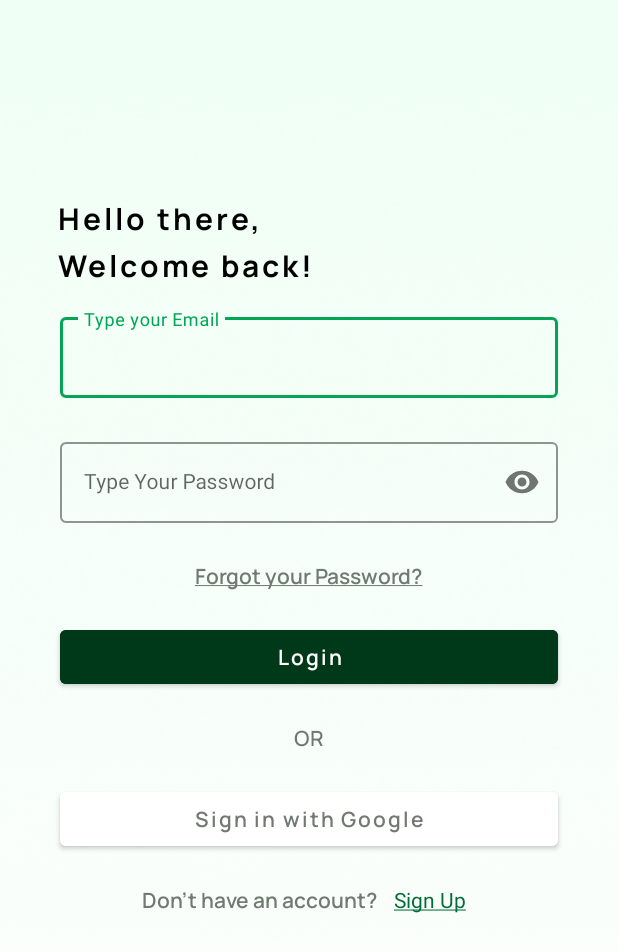
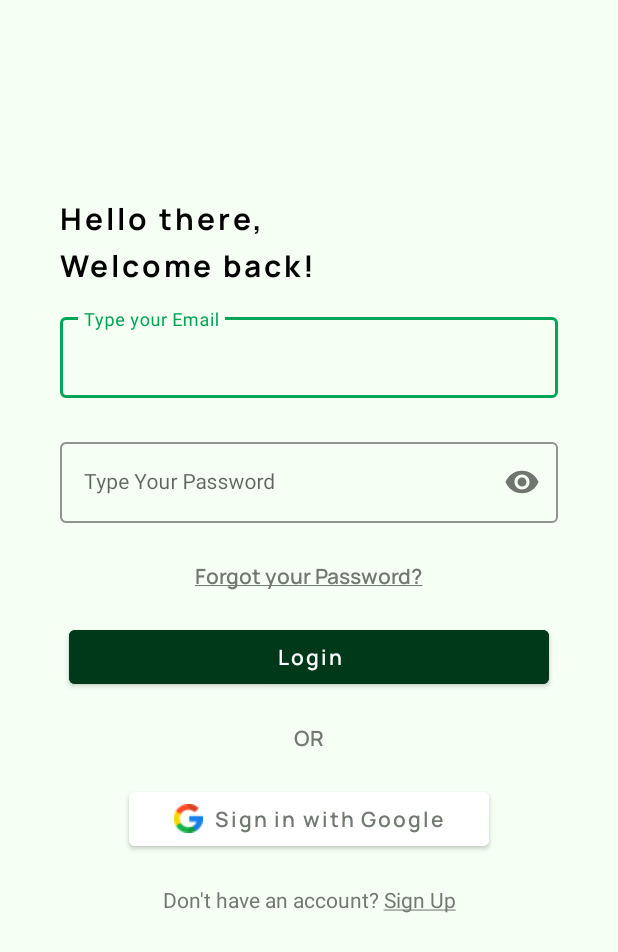
Before and after one commit to qinbguzman-tip/Sikligtas, an Android app: the layout activity_signin.xml on its own in the app's theme, with its tools: preview values and no code run, on a phone screen of 412 x 824 dp. Shown: the top 952 px of the screen. Run offline under Robolectric (Android 15) with nearby library versions, the phone set to English and light mode, and no system bars.

Commit message:
Working forgot pass, sign in with Google, and logout btn

```diff
--- a/app/build.gradle
+++ b/app/build.gradle
@@ -47,6 +47,7 @@ dependencies {
 
     //cardView
     implementation "androidx.cardview:cardview:1.0.0"
+    implementation 'com.google.android.gms:play-services-auth:20.4.1'
 
     testImplementation 'junit:junit:4.13.2'
     androidTestImplementation 'androidx.test.ext:junit:1.1.5'
--- a/app/src/main/AndroidManifest.xml
+++ b/app/src/main/AndroidManifest.xml
@@ -24,7 +24,7 @@
             android:name=".SignUpActivity"
             android:exported="false" />
         <activity
-            android:name=".MainActivity"
+            android:name=".HomeActivity"
             android:exported="true">
         </activity>
         <meta-data
--- /dev/null
+++ b/app/src/main/res/drawable/baseline_lock_reset_24.xml
@@ -0,0 +1,5 @@
+<vector android:height="24dp" android:tint="#000000"
+    android:viewportHeight="24" android:viewportWidth="24"
+    android:width="24dp" xmlns:android="http://schemas.android.com/apk/res/android">
+    <path android:fillColor="@android:color/white" android:pathData="M13,3c-4.97,0 -9,4.03 -9,9H1l4,4l4,-4H6c0,-3.86 3.14,-7 7,-7s7,3.14 7,7s-3.14,7 -7,7c-1.9,0 -3.62,-0.76 -4.88,-1.99L6.7,18.42C8.32,20.01 10.55,21 13,21c4.97,0 9,-4.03 9,-9S17.97,3 13,3zM15,11v-1c0,-1.1 -0.9,-2 -2,-2s-2,0.9 -2,2v1c-0.55,0 -1,0.45 -1,1v3c0,0.55 0.45,1 1,1h4c0.55,0 1,-0.45 1,-1v-3C16,11.45 15.55,11 15,11zM14,11h-2v-1c0,-0.55 0.45,-1 1,-1s1,0.45 1,1V11z"/>
+</vector>
--- a/app/src/main/res/layout/activity_signin.xml
+++ b/app/src/main/res/layout/activity_signin.xml
@@ -4,7 +4,7 @@
     xmlns:tools="http://schemas.android.com/tools"
     android:layout_width="match_parent"
     android:layout_height="match_parent"
-    android:background="@drawable/background"
+    android:background="@color/md_theme_light_card_secondary"
     tools:context=".SignInActivity">
 
     <TextView
@@ -12,30 +12,28 @@
         android:layout_width="wrap_content"
         android:layout_height="wrap_content"
         android:layout_marginTop="132dp"
-        android:layout_marginEnd="200dp"
+        android:layout_marginStart="40dp"
         android:fontFamily="@font/manrope_bold"
-        android:gravity="start"
         android:letterSpacing="0.1"
         android:text="Hello there,"
         android:textColor="@color/black"
         android:textSize="20sp"
-        app:layout_constraintEnd_toEndOf="parent"
         app:layout_constraintStart_toStartOf="parent"
-        app:layout_constraintTop_toTopOf="parent" />
+        app:layout_constraintTop_toTopOf="parent"
+        app:layout_constraintBottom_toTopOf="@+id/welcomelbl"/>
 
     <TextView
         android:id="@+id/welcomelbl"
         android:layout_width="wrap_content"
         android:layout_height="wrap_content"
         android:layout_marginTop="4dp"
-        android:layout_marginEnd="165dp"
+        android:layout_marginStart="40dp"
         android:fontFamily="@font/manrope_bold"
         android:gravity="start"
         android:letterSpacing="0.1"
         android:text="Welcome back!"
         android:textColor="@color/black"
         android:textSize="20sp"
-        app:layout_constraintEnd_toEndOf="parent"
         app:layout_constraintStart_toStartOf="parent"
         app:layout_constraintTop_toBottomOf="@+id/hellolbl" />
 
@@ -49,6 +47,7 @@
         app:hintTextColor="@color/outline"
         app:layout_constraintEnd_toEndOf="parent"
         app:layout_constraintStart_toStartOf="parent"
+        app:layout_constraintBottom_toTopOf="@id/passwordLayout"
         app:layout_constraintTop_toBottomOf="@+id/welcomelbl">
 
         <com.google.android.material.textfield.TextInputEditText
@@ -56,8 +55,11 @@
             style="@style/LoginTextInputInnerFieldStyle"
             android:layout_width="match_parent"
             android:layout_height="wrap_content"
+            app:layout_constraintWidth_max="488dp"
             android:hint="Type your Email"
-            android:inputType="textEmailAddress" />
+            android:maxLines="1"
+            android:inputType="textEmailAddress"
+            tools:ignore="VisualLintTextFieldSize" />
     </com.google.android.material.textfield.TextInputLayout>
 
     <com.google.android.material.textfield.TextInputLayout
@@ -79,12 +81,16 @@
             style="@style/LoginTextInputInnerFieldStyle"
             android:layout_width="match_parent"
             android:layout_height="wrap_content"
+            app:layout_constraintWidth_max="488dp"
             android:hint="Type Your Password"
-            android:inputType="textPassword" />
+            android:maxLines="1"
+            android:inputType="textPassword"
+            tools:ignore="VisualLintTextFieldSize" />
+
     </com.google.android.material.textfield.TextInputLayout>
 
     <TextView
-        android:id="@+id/forgot"
+        android:id="@+id/forgot_password"
         android:layout_width="wrap_content"
         android:layout_height="wrap_content"
         android:layout_marginTop="25dp"
@@ -99,15 +105,17 @@
         android:id="@+id/loginBtn"
         android:layout_width="0dp"
         android:layout_height="wrap_content"
+        app:layout_constraintWidth_max="320dp"
         android:layout_marginHorizontal="40dp"
         android:layout_marginTop="20dp"
         android:backgroundTint="@color/md_theme_dark_onPrimary"
         android:fontFamily="@font/manrope_semibold"
         android:text="Login"
+        android:textColor="@color/white"
         android:textAllCaps="false"
         app:layout_constraintEnd_toEndOf="parent"
         app:layout_constraintStart_toStartOf="parent"
-        app:layout_constraintTop_toBottomOf="@+id/forgot" />
+        app:layout_constraintTop_toBottomOf="@+id/forgot_password" />
 
     <TextView
         android:id="@+id/textView3"
@@ -115,14 +123,15 @@
         android:layout_height="wrap_content"
         android:layout_marginTop="20dp"
         android:fontFamily="@font/manrope_semibold"
+        android:textColor="@color/md_theme_light_outline"
         android:text="OR"
         app:layout_constraintEnd_toEndOf="parent"
         app:layout_constraintStart_toStartOf="parent"
         app:layout_constraintTop_toBottomOf="@+id/loginBtn" />
 
     <Button
-        android:id="@+id/google_login"
-        android:layout_width="0dp"
+        android:id="@+id/gSignInBtn"
+        android:layout_width="wrap_content"
         android:layout_height="wrap_content"
         android:layout_marginHorizontal="40dp"
         android:layout_marginTop="20dp"
@@ -132,23 +141,10 @@
         android:text="Sign in with Google"
         android:textAllCaps="false"
         android:textColor="@color/md_theme_light_outline"
+        android:drawableLeft="@drawable/google"
         app:layout_constraintEnd_toEndOf="parent"
-        app:layout_constraintHorizontal_bias="0.562"
         app:layout_constraintStart_toStartOf="parent"
         app:layout_constraintTop_toBottomOf="@+id/textView3" />
-
-    <TextView
-        android:id="@+id/textView"
-        android:layout_width="wrap_content"
-        android:layout_height="wrap_content"
-        android:layout_marginTop="20dp"
-        android:fontFamily="@font/manrope_semibold"
-        android:text="Don't have an account?"
-        android:textColor="@color/md_theme_light_outline"
-        app:layout_constraintEnd_toEndOf="parent"
-        app:layout_constraintHorizontal_bias="0.371"
-        app:layout_constraintStart_toStartOf="parent"
-        app:layout_constraintTop_toBottomOf="@+id/google_login" />
 
     <TextView
         android:id="@+id/signup"
@@ -156,10 +152,9 @@
         android:layout_height="wrap_content"
         android:layout_marginTop="20dp"
         android:text="@string/sign_up"
-        android:textColor="@color/md_theme_light_primary"
+        android:textColor="@color/md_theme_light_outline"
         app:layout_constraintEnd_toEndOf="parent"
-        app:layout_constraintHorizontal_bias="0.1"
-        app:layout_constraintStart_toEndOf="@+id/textView"
-        app:layout_constraintTop_toBottomOf="@+id/google_login" />
+        app:layout_constraintStart_toStartOf="parent"
+        app:layout_constraintTop_toBottomOf="@+id/gSignInBtn" />
 
 </androidx.constraintlayout.widget.ConstraintLayout>
--- a/app/src/main/res/values/strings.xml
+++ b/app/src/main/res/values/strings.xml
@@ -1,6 +1,6 @@
 <resources>
     <string name="app_name">Sikligtas-App</string>
     <string name="forgotPassword"><u>Forgot your Password?</u></string>
-    <string name="sign_up"><u>Sign Up</u></string>
+    <string name="sign_up">Don\'t have an account? <u>Sign Up</u></string>
     <string name="login">Already have an account? <u>Login</u></string>
 </resources>
--- a/app/src/main/res/values/themes.xml
+++ b/app/src/main/res/values/themes.xml
@@ -1,6 +1,6 @@
 <resources xmlns:tools="http://schemas.android.com/tools">
     <!-- Base application theme. -->
-    <style name="Theme.SikligtasApp" parent="Theme.MaterialComponents.DayNight.DarkActionBar">
+    <style name="Theme.SikligtasApp" parent="Theme.MaterialComponents.DayNight.NoActionBar">
         <!-- Primary brand color. -->
         <item name="colorPrimary">@color/purple_500</item>
         <item name="colorPrimaryVariant">@color/purple_700</item>
```
Also changed, not shown: app/src/main/java/com/example/sikligtas_app/HomeActivity.kt (+28 -1 lines), app/src/main/java/com/example/sikligtas_app/SignInActivity.kt (+102 -2 lines), app/src/main/res/layout/activity_home.xml (+7 -0 lines), app/src/main/res/layout/activity_signup.xml (+4 -3 lines), app/src/main/res/layout/dialog_forgot.xml (added, +87 -0 lines), app/src/main/res/drawable/forgot.png (added), 1 other file.
